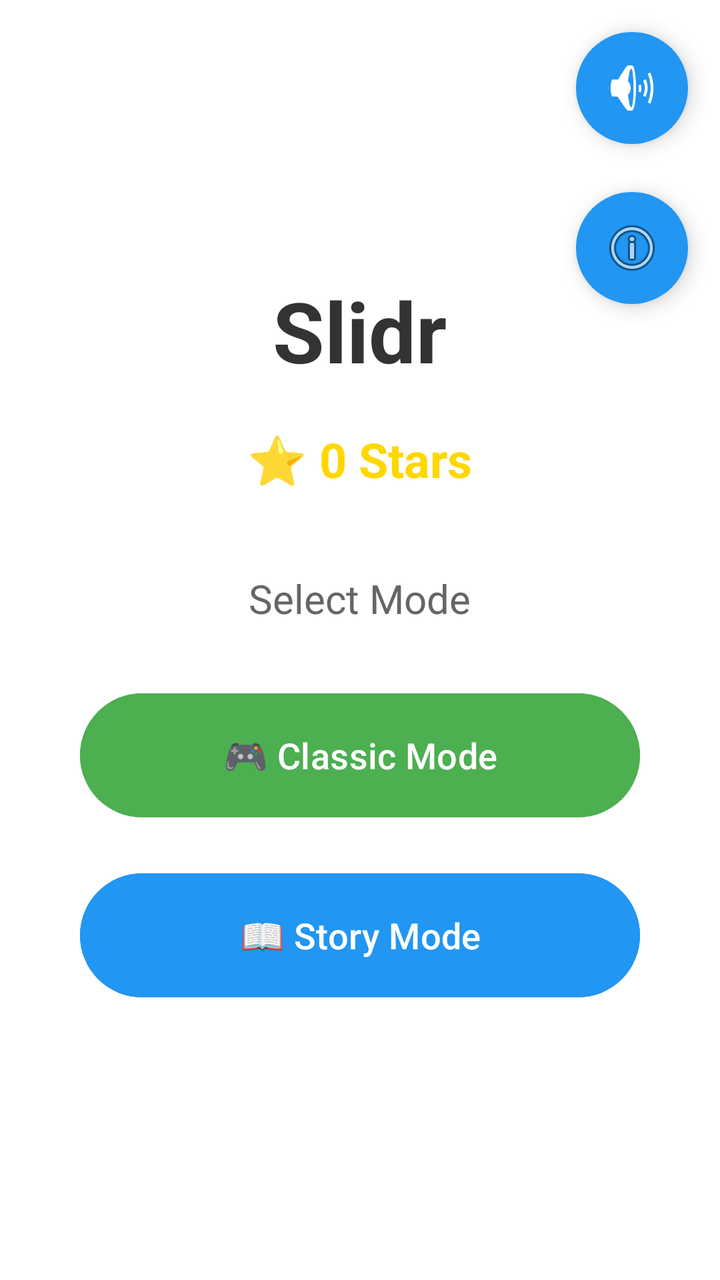
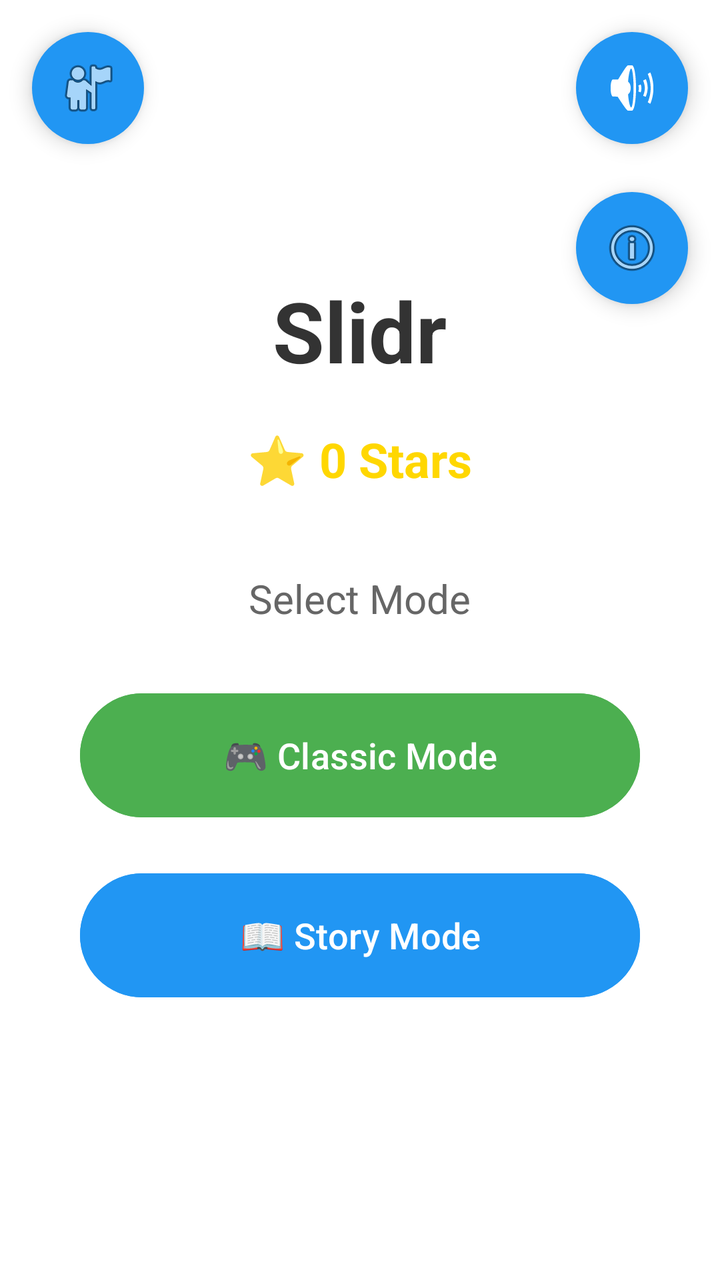

Before-and-after screenshots of an Android layout around one commit, followed by the original layout XML and the change that was made.
<!-- AndroidManifest.xml: application theme Theme.Slidr -->
<!-- res/layout/activity_main.xml -->
<?xml version="1.0" encoding="utf-8"?>
<RelativeLayout xmlns:android="http://schemas.android.com/apk/res/android"
    android:layout_width="match_parent"
    android:layout_height="match_parent"
    android:background="#FFFFFF">

    
    <ImageButton
        android:id="@+id/btnMusicFloat"
        android:layout_width="56dp"
        android:layout_height="56dp"
        android:layout_alignParentTop="true"
        android:layout_alignParentEnd="true"
        android:layout_margin="16dp"
        android:background="@drawable/circle_button"
        android:src="@android:drawable/ic_lock_silent_mode_off"
        android:scaleType="centerInside"
        android:padding="12dp"
        android:elevation="6dp"
        android:contentDescription="Music Settings" />

    
    <ImageButton
        android:id="@+id/btnStatsIcon"
        android:layout_width="56dp"
        android:layout_height="56dp"
        android:layout_below="@id/btnMusicFloat"
        android:layout_alignParentEnd="true"
        android:layout_marginEnd="16dp"
        android:layout_marginTop="8dp"
        android:background="@drawable/circle_button"
        android:src="@android:drawable/ic_menu_info_details"
        android:scaleType="centerInside"
        android:padding="12dp"
        android:elevation="6dp"
        android:contentDescription="Statistics" />

    
    <LinearLayout
        android:id="@+id/mainContent"
        android:layout_width="match_parent"
        android:layout_height="match_parent"
        android:orientation="vertical"
        android:gravity="center"
        android:padding="32dp">

        <TextView
            android:layout_width="wrap_content"
            android:layout_height="wrap_content"
            android:text="Slidr"
            android:textSize="42sp"
            android:textColor="#333333"
            android:textStyle="bold"
            android:layout_marginBottom="20dp"/>

        <TextView
            android:id="@+id/tvTotalStars"
            android:layout_width="wrap_content"
            android:layout_height="wrap_content"
            android:text="⭐ 0 Stars"
            android:textSize="24sp"
            android:textColor="#FFD700"
            android:textStyle="bold"
            android:layout_marginBottom="40dp"/>

        <TextView
            android:layout_width="wrap_content"
            android:layout_height="wrap_content"
            android:text="Select Mode"
            android:textSize="20sp"
            android:textColor="#666666"
            android:layout_marginBottom="30dp"/>

        <Button
            android:id="@+id/btnClassic"
            android:layout_width="280dp"
            android:layout_height="70dp"
            android:text="🎮 Classic Mode"
            android:textSize="18sp"
            android:layout_marginBottom="20dp"
            android:backgroundTint="#4CAF50"/>

        <Button
            android:id="@+id/btnStoryMode"
            android:layout_width="280dp"
            android:layout_height="70dp"
            android:text="📖 Story Mode"
            android:textSize="18sp"
            android:backgroundTint="#2196F3"/>

    </LinearLayout>

    
    <FrameLayout
        android:id="@+id/storyModeFrame"
        android:layout_width="match_parent"
        android:layout_height="match_parent"
        android:background="#F0FFFFFF"
        android:visibility="gone"
        android:clickable="true">

        <LinearLayout
            android:layout_width="match_parent"
            android:layout_height="wrap_content"
            android:layout_gravity="center"
            android:orientation="vertical"
            android:gravity="center"
            android:padding="32dp"
            android:background="#FFFFFF"
            android:layout_margin="32dp"
            android:elevation="8dp">

            <TextView
                android:layout_width="wrap_content"
                android:layout_height="wrap_content"
                android:text="Select Story"
                android:textSize="28sp"
                android:textColor="#333333"
                android:textStyle="bold"
                android:layout_marginBottom="30dp"/>

            <Button
                android:id="@+id/btnOnePiece"
                android:layout_width="280dp"
                android:layout_height="65dp"
                android:text="🏴‍☠️ One Piece"
                android:textSize="18sp"
                android:layout_marginBottom="15dp"
                android:backgroundTint="#FF6B35"/>

            <Button
                android:id="@+id/btnDragonBall"
                android:layout_width="280dp"
                android:layout_height="65dp"
                android:text="🐉 Dragon Ball Z"
                android:textSize="18sp"
                android:layout_marginBottom="15dp"
                android:backgroundTint="#FFA500"/>

            <Button
                android:id="@+id/btnBleach"
                android:layout_width="280dp"
                android:layout_height="65dp"
                android:text="⚔️ Bleach"
                android:textSize="18sp"
                android:layout_marginBottom="25dp"
                android:backgroundTint="#4169E1"/>

            <Button
                android:id="@+id/btnBackFromStory"
                android:layout_width="280dp"
                android:layout_height="60dp"
                android:text="← Back"
                android:textSize="16sp"
                android:backgroundTint="#9E9E9E"/>

        </LinearLayout>

    </FrameLayout>

</RelativeLayout>
<!-- resources referenced by this layout -->
<resources>
  <!-- drawable circle_button (drawable) -->
  <?xml version="1.0" encoding="utf-8"?>
  <shape xmlns:android="http://schemas.android.com/apk/res/android"
      android:shape="oval">
      <solid android:color="#2196F3"/>
      <size
          android:width="56dp"
          android:height="56dp"/>
  </shape>
  <style name="Theme.Slidr" parent="Base.Theme.Slidr" />
  <style name="Base.Theme.Slidr" parent="Theme.Material3.DayNight.NoActionBar">
          
          
      </style>
</resources>

<!-- the commit's change to res/layout/activity_main.xml (unified diff, before → after) -->
@@ -3,6 +3,21 @@
     android:layout_width="match_parent"
     android:layout_height="match_parent"
     android:background="#FFFFFF">
+
+    
+    <ImageButton
+        android:id="@+id/btnProfileFloat"
+        android:layout_width="56dp"
+        android:layout_height="56dp"
+        android:layout_alignParentTop="true"
+        android:layout_alignParentStart="true"
+        android:layout_margin="16dp"
+        android:background="@drawable/circle_button"
+        android:src="@android:drawable/ic_menu_myplaces"
+        android:scaleType="centerInside"
+        android:padding="12dp"
+        android:elevation="6dp"
+        android:contentDescription="Profile" />
 
     
     <ImageButton
